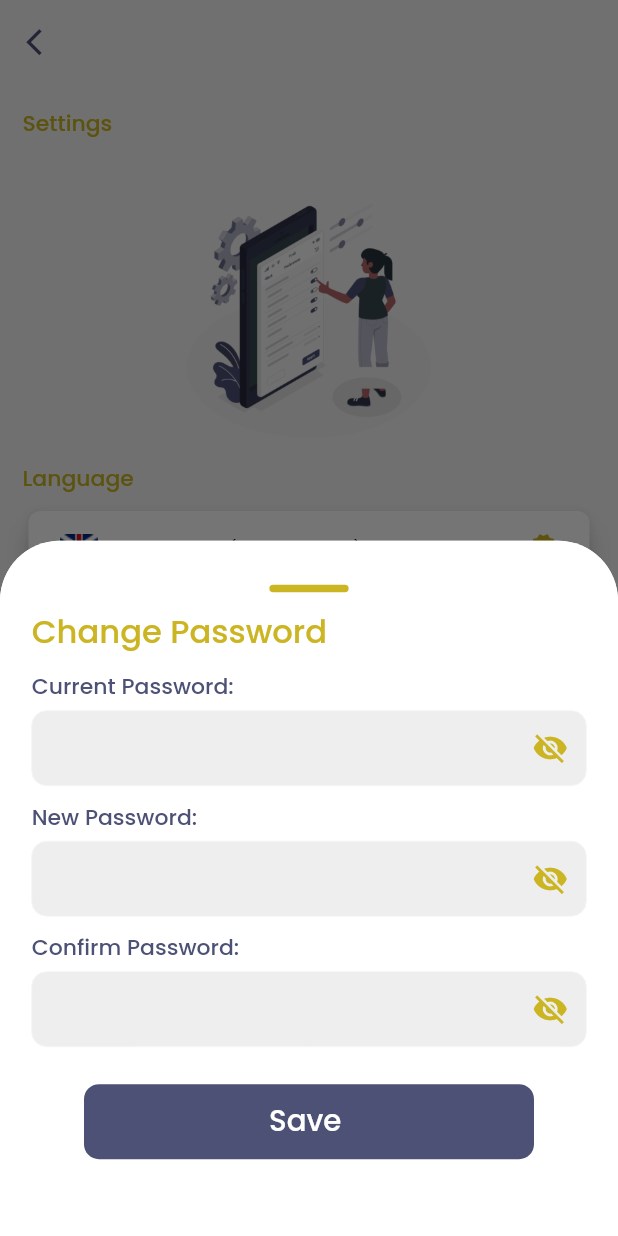
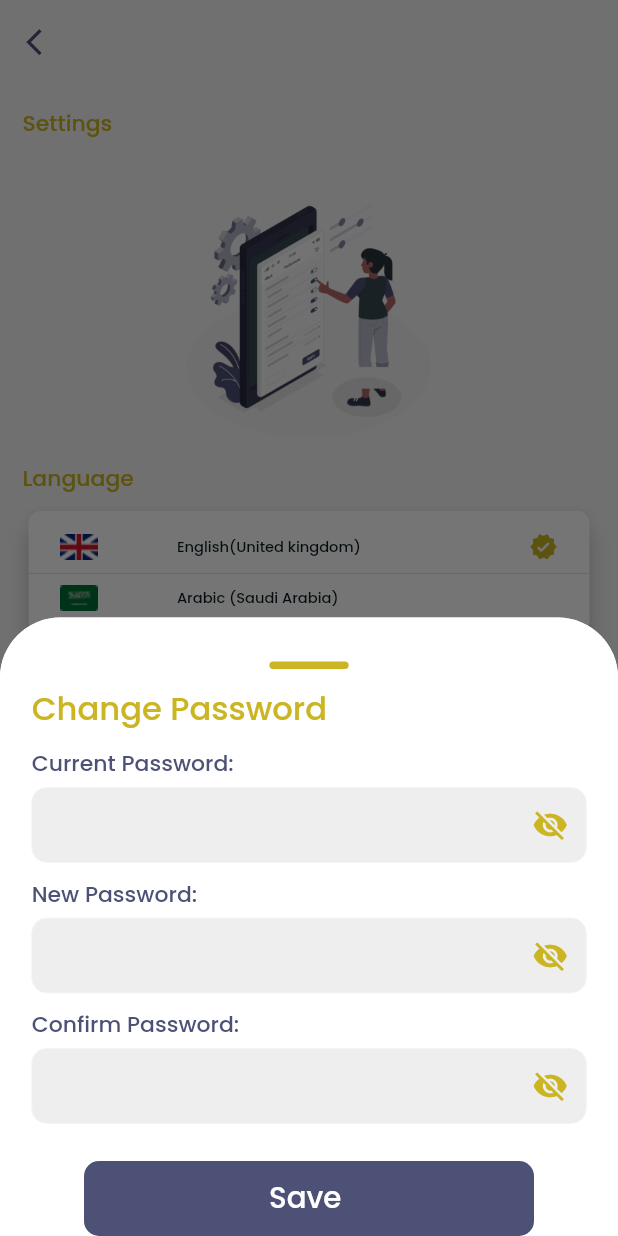
Before and after one commit to Sama-3li-2002/prog_jobs_grad, a Flutter app: the SettingScreen screen opened by its route, after a tap on "Change Password", on a phone screen of 412 x 824 dp. Run offline on Flutter 3.47's test engine with Material 2 defaults, Android fonts, the phone set to English and light mode, and no system bars; our stand-ins replace auto_size_text, carousel_slider, cloud_firestore, file_picker, firebase_auth, firebase_core and 6 more; missing offline and left inert: flutter_pdfview; accounts and stored records are empty.

Commit message:
shorooq commit

```diff
--- a/lib/main.dart
+++ b/lib/main.dart
@@ -1,5 +1,7 @@
 import 'package:firebase_core/firebase_core.dart';
+import 'package:firebase_messaging/firebase_messaging.dart';
 import 'package:flutter/material.dart';
+import 'package:flutter_local_notifications/flutter_local_notifications.dart';
 import 'package:prog_jobs_grad/providers/ArchiveProvider.dart';
 import 'package:prog_jobs_grad/providers/ComInfoProvider.dart';
 import 'package:prog_jobs_grad/providers/CompaniesJobsProvider.dart';
--- a/lib/view/screens/CompanyScreens/AcceptPersonScreen.dart
+++ b/lib/view/screens/CompanyScreens/AcceptPersonScreen.dart
@@ -1,10 +1,13 @@
+import 'package:firebase_messaging/firebase_messaging.dart';
 import 'package:flutter/material.dart';
+import 'package:flutter_local_notifications/flutter_local_notifications.dart';
 import 'package:prog_jobs_grad/model/UsersModel.dart';
 import 'package:prog_jobs_grad/utils/size_config.dart';
 import 'package:prog_jobs_grad/view/screens/CompanyScreens/ConversationScreen.dart';
 import 'package:prog_jobs_grad/view/screens/CompanyScreens/pdf_viewer_page.dart';
 
 import '../../../controller/FirebaseFireStoreHelper.dart';
+import '../../../main.dart';
 import '../../customWidget/textStyleWidget.dart';
 
 class AcceptPerson extends StatefulWidget {
@@ -34,6 +37,7 @@ class _AcceptPersonState extends State<AcceptPerson> {
   @override
   void initState() {
     super.initState();
+
   }
 
   @override
@@ -387,4 +391,5 @@ class _AcceptPersonState extends State<AcceptPerson> {
       users = user;
     });
   }
+
 }
--- a/lib/view/screens/shared_screens/SettingScreen.dart
+++ b/lib/view/screens/shared_screens/SettingScreen.dart
@@ -12,6 +12,7 @@ import '../../customWidget/textStyleWidget.dart';
 class SettingScreen extends StatefulWidget {
   static const String id = "setting_screen";
 
+
   @override
   State<SettingScreen> createState() => _SettingScreenState();
 }
@@ -20,6 +21,7 @@ class _SettingScreenState extends State<SettingScreen> {
   bool showProfPic = true;
   bool recNot = true;
   String userId = FirebaseAuthController.fireAuthHelper.userId();
+
 
   // change pass
   late TextEditingController currentPasswordController;
@@ -32,7 +34,6 @@ class _SettingScreenState extends State<SettingScreen> {
     setState(() {
       _loadSettings();
     });
-
     //change pass
     currentPasswordController = TextEditingController();
     newPasswordController = TextEditingController();
@@ -41,7 +42,8 @@ class _SettingScreenState extends State<SettingScreen> {
 
   @override
   Widget build(BuildContext context) {
-    return Scaffold(
+    return SafeArea(
+      child: Scaffold(
         backgroundColor: Color(0xffF5F5F5),
         appBar: AppBar(
           backgroundColor: Color(0xffF5F5F5),
@@ -212,11 +214,13 @@ class _SettingScreenState extends State<SettingScreen> {
             ]),
           ),
         ),
+      ),
     );
   }
 
   void showBottomSheet(BuildContext context) {
     showModalBottomSheet(
+      isScrollControlled: true,
       shape: RoundedRectangleBorder(
         borderRadius: BorderRadius.only(
           topLeft: Radius.circular(40),
@@ -316,7 +320,7 @@ class _PasswordChangeSheetState extends State<PasswordChangeSheet> {
 
   @override
   Widget build(BuildContext context) {
-    return Container(
+    return Container (
       // height: SizeConfig.scaleHeight(500),
       decoration: BoxDecoration(
         color: Colors.white,
@@ -325,15 +329,18 @@ class _PasswordChangeSheetState extends State<PasswordChangeSheet> {
           topRight: Radius.circular(40),
         ),
       ),
+      child: SingleChildScrollView(
         child: Padding(
           padding: EdgeInsetsDirectional.only(
             top: SizeConfig.scaleHeight(10),
-          bottom: SizeConfig.scaleHeight(10),
+            // bottom: SizeConfig.scaleHeight(10),
+            bottom: MediaQuery.of(context).viewInsets.bottom,
             start: SizeConfig.scaleWidth(20),
             end: SizeConfig.scaleWidth(20),
           ),
           child: Column(
             crossAxisAlignment: CrossAxisAlignment.start,
+
             children: [
               Container(
                 height: 5,
@@ -537,6 +544,7 @@ class _PasswordChangeSheetState extends State<PasswordChangeSheet> {
             ],
           ),
         ),
+      ),
     );
   }
 
--- a/pubspec.yaml
+++ b/pubspec.yaml
@@ -49,6 +49,8 @@ dependencies:
   path_provider: ^2.0.0-nullsafety
   http: ^0.13.0
   flutter_pdfview: ^1.2.2
+  firebase_messaging: ^14.6.7
+  flutter_local_notifications: ^15.1.1
 
 dev_dependencies:
   flutter_test:
```
Also changed, not shown: pubspec.lock, 2 other files. Lines whose indentation alone changed are shown as unchanged.
